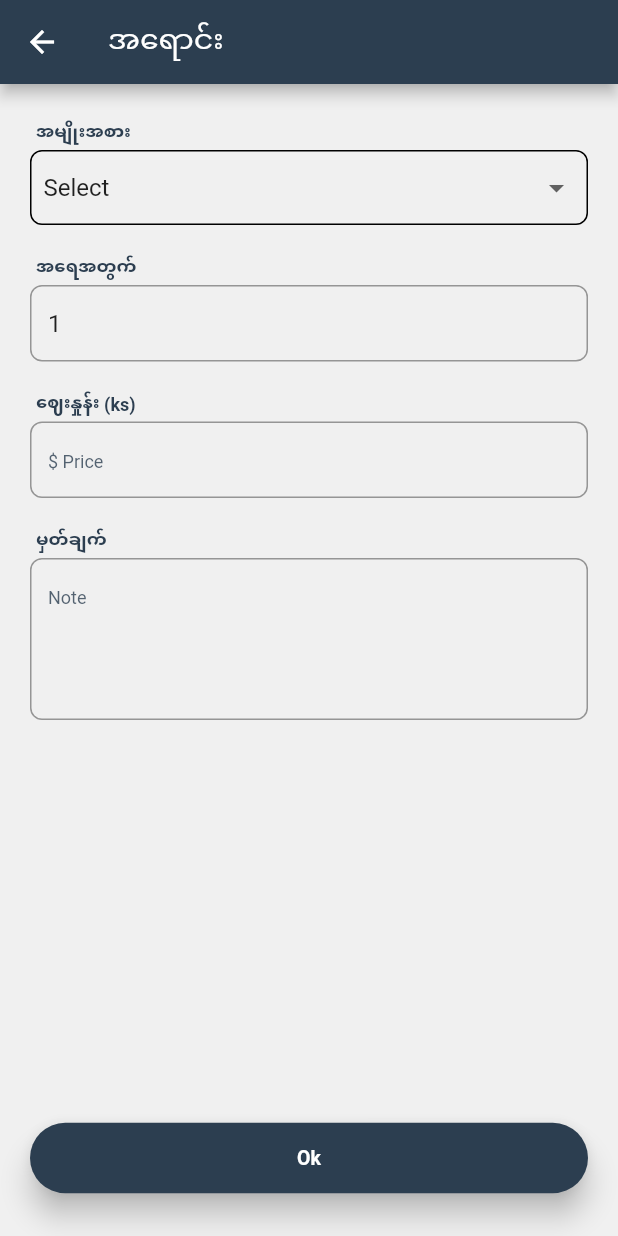
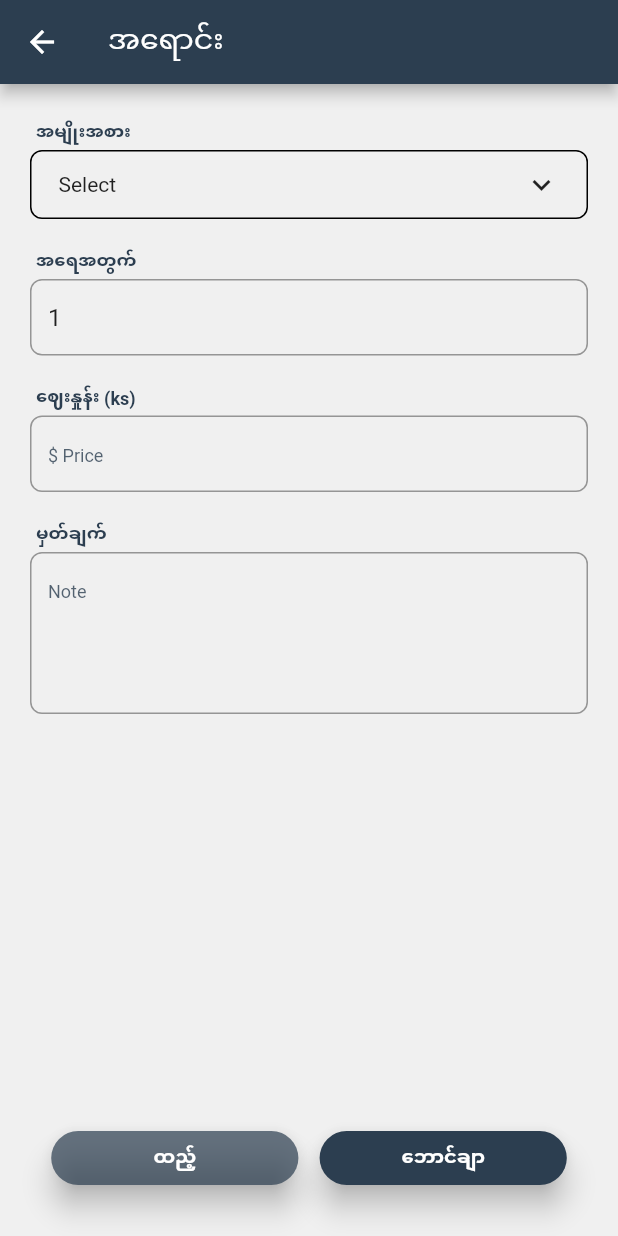
Before and after one commit to naing-pyae-hlyan/stmledger, a Flutter app: the SaleHomePage screen opened directly, on a phone screen of 412 x 824 dp. Run offline on Flutter 3.47's test engine with Material 2 defaults, Android fonts, the phone set to English and light mode, and no system bars; drawn by our look-alikes of multi_select_flutter; our stand-ins replace device_info_plus, fluttertoast, image_picker, package_info_plus.

Commit message:
multi dropdown

```diff
--- a/lib/controller/category_ctrl.dart
+++ b/lib/controller/category_ctrl.dart
@@ -1,7 +1,32 @@
 import '../lib_exp.dart';
 
 class CategoryCtrl with ChangeNotifier {
-  List<Products> products = [];
+  List<Products> products = [
+    Products(
+      names: ['Cake'],
+      price: 1000,
+    ),
+    Products(
+      names: ['Bread'],
+      price: 800,
+    ),
+    Products(
+      names: ['Ice Cream'],
+      price: 200,
+    ),
+    Products(
+      names: ['ပလာတာ'],
+      price: 500,
+    ),
+    Products(
+      names: ['ထပ်တရာ'],
+      price: 500,
+    ),
+    Products(
+      names: ['သကြားပလာတာ'],
+      price: 500,
+    ),
+  ];
 
   void addProducts(Products p) {
     products.add(p);
--- a/lib/lib_exp.dart
+++ b/lib/lib_exp.dart
@@ -21,3 +21,5 @@ export 'package:provider/provider.dart';
 export 'package:image_picker/image_picker.dart';
 export 'package:device_info_plus/device_info_plus.dart';
 export 'package:package_info_plus/package_info_plus.dart';
+export 'package:multi_select_flutter/multi_select_flutter.dart';
+export 'package:fluttertoast/fluttertoast.dart';
--- a/lib/model/products_model.dart
+++ b/lib/model/products_model.dart
@@ -1,7 +1,7 @@
 class Products {
   int? no;
   DateTime? date;
-  String? name;
+  List<String>? names;
   int? price;
   int? quentity;
   int? charge;
@@ -10,7 +10,7 @@ class Products {
   Products({
     this.no,
     this.date,
-    this.name,
+    this.names,
     this.price,
     this.quentity,
     this.charge,
--- a/lib/ui/dialog/add_category_dialog.dart
+++ b/lib/ui/dialog/add_category_dialog.dart
@@ -28,7 +28,7 @@ class AddCategoryDialog {
           return;
         } else {
           onPresss(Products(
-            name: nameCtrl.text,
+            names: [nameCtrl.text],
             price: int.parse(priceCtrl.text),
           ));
           context.pop();
--- a/lib/ui/pages/category/category_home_page.dart
+++ b/lib/ui/pages/category/category_home_page.dart
@@ -79,13 +79,13 @@ class _CategoryHomePageState extends State<CategoryHomePage> {
               );
             }
             return MyItem(
-              label: categoryCtrl.products[index].name,
+              label: categoryCtrl.products[index].names?[0],
               price: categoryCtrl.products[index].price,
               isAdd: false,
               onCloseBtnCallback: () => _onRemovePress(index),
               onPress: () => _onUpdatePress(
                 index: index,
-                name: categoryCtrl.products[index].name ?? '',
+                name: categoryCtrl.products[index].names?[0] ?? '',
                 price: categoryCtrl.products[index].price ?? 0,
               ),
             );
--- a/lib/ui/pages/sale/sale_home_page.dart
+++ b/lib/ui/pages/sale/sale_home_page.dart
@@ -8,8 +8,8 @@ class SaleHomePage extends StatefulWidget {
 }
 
 class _SaleHomePageState extends State<SaleHomePage> {
-  final List<String> _productNameList = ['Select'];
-  String _selectedName = 'Select';
+  final List<String> _productNameList = [];
+  final List<String> _selectedName = [];
   late CategoryCtrl _categoryCtrl;
   final TextEditingController _quantityCtrl = TextEditingController();
   final TextEditingController _priceCtrl = TextEditingController();
@@ -18,15 +18,15 @@ class _SaleHomePageState extends State<SaleHomePage> {
   final FocusNode _quantityFn = FocusNode();
   final FocusNode _priceFn = FocusNode();
   final FocusNode _noteFn = FocusNode();
+  FToast? fToast;
 
-  Future<void> _sell() async {
-    if (_selectedName == 'Select') {
+  Future<void> _voucher() async {
+    if (_selectedName.isEmpty) {
+      showToast(fToast, msg: 'အမျိုးအစားရွေးပါ။', alertType: AlertType.warning);
       return;
     } else if (_quantityCtrl.text.isEmpty) {
       _quantityFn.requestFocus();
-      return;
-    } else if (_priceCtrl.text.isEmpty) {
-      _priceFn.requestFocus();
+      showToast(fToast, msg: 'အရေအတွက်ထည့်ပါ။', alertType: AlertType.warning);
       return;
     } else {
       int q = int.parse(_quantityCtrl.text);
@@ -35,7 +35,7 @@ class _SaleHomePageState extends State<SaleHomePage> {
         products: Products(
           no: 1,
           date: DateTime.now(),
-          name: _selectedName,
+          names: _selectedName,
           quentity: q,
           price: p,
           charge: (q * p),
@@ -60,22 +60,29 @@ class _SaleHomePageState extends State<SaleHomePage> {
   void initState() {
     super.initState();
     _categoryCtrl = context.read<CategoryCtrl>();
+    fToast = FToast();
+    fToast?.init(context);
     for (var p in _categoryCtrl.products) {
-      _productNameList.add(p.name ?? '');
+      _productNameList.add(p.names?[0] ?? '');
     }
-    _selectedName = _productNameList[0];
     _quantityCtrl.text = '1';
   }
 
-  void _dropDownValueChanged(dynamic s) {
-    setState(() => _selectedName = s);
-    for (var p in _categoryCtrl.products) {
-      if (p.name == s) {
-        _priceCtrl.text = p.price.toString();
-        break;
-      } else {
-        _priceCtrl.clear();
+  void _dropDownValueChanged(dynamic value) {
+    if (value is List) {
+      _selectedName.clear();
+      int totalPrice = 0;
+      for (var s in value) {
+        for (var product in _categoryCtrl.products) {
+          if (s == product.names?[0]) {
+            _selectedName.add(s);
+            totalPrice += product.price ?? 0;
+          }
+        }
       }
+      (totalPrice > 0)
+          ? _priceCtrl.text = totalPrice.toString()
+          : _priceCtrl.clear();
     }
   }
 
@@ -101,10 +108,10 @@ class _SaleHomePageState extends State<SaleHomePage> {
                   crossAxisAlignment: CrossAxisAlignment.start,
                   children: <Widget>[
                     _mText('အမျိုးအစား'),
-                    MyDropDown(
-                      selectedName: _selectedName,
-                      list: _productNameList,
-                      onChanged: _dropDownValueChanged,
+                    MyMultiDropDown(
+                      title: 'Select',
+                      items: _productNameList,
+                      onSelected: _dropDownValueChanged,
                     ),
                     const SizedBox(height: 16),
                     _mText('အရေအတွက်'),
@@ -120,6 +127,7 @@ class _SaleHomePageState extends State<SaleHomePage> {
                       _priceCtrl,
                       fn: _priceFn,
                       hintText: '\$ Price',
+                      readOnly: true,
                       keyboardType: TextInputType.number,
                     ),
                     const SizedBox(height: 16),
@@ -136,7 +144,24 @@ class _SaleHomePageState extends State<SaleHomePage> {
                 ),
               ),
             ),
-            MyButton(onTap: _sell, label: 'Ok'),
+            Row(
+              mainAxisAlignment: MainAxisAlignment.spaceEvenly,
+              children: <Widget>[
+                MyButton(
+                  onTap: _voucher,
+                  label: 'ထည့်',
+                  width: context.width * 0.4,
+                  padding: const EdgeInsets.all(8),
+                  color: AppColors.primaryColor.withOpacity(0.7),
+                ),
+                MyButton(
+                  onTap: _voucher,
+                  label: 'ဘောင်ချာ',
+                  width: context.width * 0.4,
+                  padding: const EdgeInsets.all(8),
+                )
+              ],
+            ),
             const SizedBox(height: 8),
           ],
         ),
--- a/lib/ui/pages/summary/summary_home_page.dart
+++ b/lib/ui/pages/summary/summary_home_page.dart
@@ -19,7 +19,7 @@ class _SummaryHomePageState extends State<SummaryHomePage> {
     super.initState();
     _categoryCtrl = context.read<CategoryCtrl>();
     for (var p in _categoryCtrl.products) {
-      _productNameList.add(p.name ?? '');
+      _productNameList.add(p.names?[0] ?? '');
     }
     _selectedName = _productNameList[0];
   }
--- a/lib/ui/widgets/my_input_form.dart
+++ b/lib/ui/widgets/my_input_form.dart
@@ -6,6 +6,7 @@ Widget myInputForm(
   FocusNode? fn,
   EdgeInsetsGeometry? margin,
   TextInputType keyboardType = TextInputType.text,
+  bool readOnly = false,
   int maxLine = 1,
 }) =>
     Container(
@@ -15,8 +16,10 @@ Widget myInputForm(
         focusNode: fn,
         maxLines: maxLine,
         keyboardType: keyboardType,
+        readOnly: readOnly,
         decoration: InputDecoration(
           isDense: true,
+
           border: OutlineInputBorder(
             borderRadius: BorderRadius.circular(8),
             borderSide: BorderSide(color: AppColors.primaryColor),
--- /dev/null
+++ b/lib/ui/widgets/my_multi_dropdown.dart
@@ -0,0 +1,40 @@
+import '../../lib_exp.dart';
+
+class MyMultiDropDown extends StatefulWidget {
+  final String title;
+  final List<String> items;
+  final ValueChanged<dynamic> onSelected;
+  const MyMultiDropDown({
+    required this.title,
+    required this.items,
+    required this.onSelected,
+    Key? key,
+  }) : super(key: key);
+
+  @override
+  _MyMultiDropDownState createState() => _MyMultiDropDownState();
+}
+
+class _MyMultiDropDownState extends State<MyMultiDropDown> {
+  @override
+  Widget build(BuildContext context) {
+    return Container(
+      decoration: BoxDecoration(
+        border: Border.all(width: 1),
+        borderRadius: BorderRadius.circular(8),
+      ),
+      padding: const EdgeInsets.symmetric(horizontal: 8),
+      child: MultiSelectDialogField<dynamic>(
+        title: Text(widget.title),
+        items: widget.items.map((e) => MultiSelectItem(e, e)).toList(),
+        listType: MultiSelectListType.CHIP,
+        selectedColor: AppColors.primaryColor,
+        buttonIcon: const Icon(Icons.keyboard_arrow_down),
+        decoration: BoxDecoration(borderRadius: BorderRadius.circular(8)),
+        selectedItemsTextStyle: const TextStyle(color: Colors.white),
+        itemsTextStyle: TextStyle(color: AppColors.primaryColor),
+        onConfirm: (value) => widget.onSelected(value),
+      ),
+    );
+  }
+}
--- a/lib/ui/widgets/widget_exp.dart
+++ b/lib/ui/widgets/widget_exp.dart
@@ -3,3 +3,5 @@ export 'my_item.dart';
 export 'my_input_form.dart';
 export 'my_dropdown.dart';
 export 'my_date_picker.dart';
+export 'my_multi_dropdown.dart';
+export 'my_toast.dart';
--- a/pubspec.yaml
+++ b/pubspec.yaml
@@ -36,6 +36,8 @@ dependencies:
   provider: ^6.0.0
   shared_preferences: ^2.0.6
   image_picker: ^0.8.4+1
+  multi_select_flutter: ^4.0.0
+  fluttertoast: ^8.0.8
 
   # The following adds the Cupertino Icons font to your application.
   # Use with the CupertinoIcons class for iOS style icons.
```
Also changed, not shown: lib/ui/widgets/my_toast.dart (added, +40 -0 lines), lib/ui/widgets/voucher_item.dart (+12 -5 lines), pubspec.lock.
